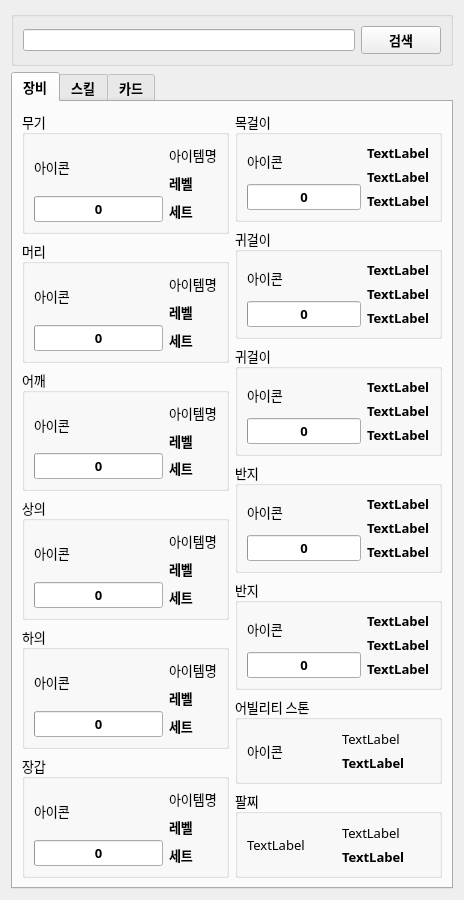
Qt form Profile/profile.ui (Wseop/Qt_LoaTools) before a commit.
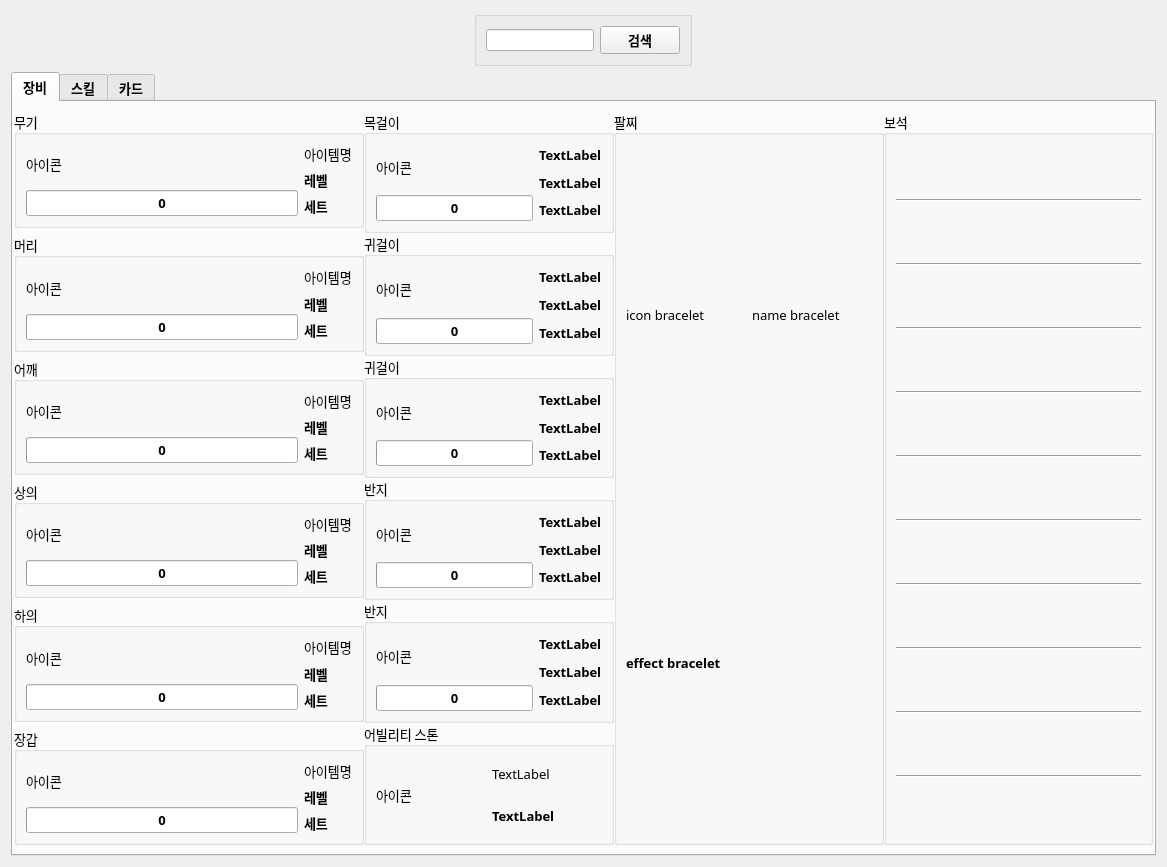
The same form after that commit.

Commit message: Profile 기능 추가 - 보석 정보 parsing

```diff
--- a/Profile/profile.ui
+++ b/Profile/profile.ui
@@ -6,7 +6,7 @@
    <rect>
     <x>0</x>
     <y>0</y>
-    <width>464</width>
+    <width>1167</width>
     <height>760</height>
    </rect>
   </property>
@@ -20,11 +20,14 @@
    <property name="spacing">
     <number>6</number>
    </property>
-   <item>
+   <item alignment="Qt::AlignHCenter|Qt::AlignTop">
     <widget class="QGroupBox" name="groupBoxSearch">
      <property name="title">
       <string/>
      </property>
+     <property name="alignment">
+      <set>Qt::AlignCenter</set>
+     </property>
      <layout class="QHBoxLayout" name="horizontalLayout">
       <property name="bottomMargin">
        <number>9</number>
@@ -69,10 +72,28 @@
        <string>장비</string>
       </attribute>
       <layout class="QHBoxLayout" name="horizontalLayout_2">
+       <property name="spacing">
+        <number>0</number>
+       </property>
+       <property name="leftMargin">
+        <number>1</number>
+       </property>
+       <property name="rightMargin">
+        <number>1</number>
+       </property>
        <item>
         <layout class="QVBoxLayout" name="verticalLayout_2">
+         <property name="spacing">
+          <number>6</number>
+         </property>
          <item>
           <widget class="QGroupBox" name="groupWeapon">
+           <property name="maximumSize">
+            <size>
+             <width>350</width>
+             <height>150</height>
+            </size>
+           </property>
            <property name="font">
             <font>
              <family>나눔스퀘어 네오 Regular</family>
@@ -171,6 +192,12 @@
          </item>
          <item>
           <widget class="QGroupBox" name="groupHead">
+           <property name="maximumSize">
+            <size>
+             <width>350</width>
+             <height>150</height>
+            </size>
+           </property>
            <property name="font">
             <font>
              <family>나눔스퀘어 네오 Regular</family>
@@ -260,6 +287,12 @@
          </item>
          <item>
           <widget class="QGroupBox" name="groupShoulder">
+           <property name="maximumSize">
+            <size>
+             <width>350</width>
+             <height>150</height>
+            </size>
+           </property>
            <property name="font">
             <font>
              <family>나눔스퀘어 네오 Regular</family>
@@ -349,6 +382,12 @@
          </item>
          <item>
           <widget class="QGroupBox" name="groupTop">
+           <property name="maximumSize">
+            <size>
+             <width>350</width>
+             <height>150</height>
+            </size>
+           </property>
            <property name="font">
             <font>
              <family>나눔스퀘어 네오 Regular</family>
@@ -438,6 +477,12 @@
          </item>
          <item>
           <widget class="QGroupBox" name="groupBottom">
+           <property name="maximumSize">
+            <size>
+             <width>350</width>
+             <height>150</height>
+            </size>
+           </property>
            <property name="font">
             <font>
              <family>나눔스퀘어 네오 Regular</family>
@@ -527,6 +572,12 @@
          </item>
          <item>
           <widget class="QGroupBox" name="groupHand">
+           <property name="maximumSize">
+            <size>
+             <width>350</width>
+             <height>150</height>
+            </size>
+           </property>
            <property name="font">
             <font>
              <family>나눔스퀘어 네오 Regular</family>
@@ -620,6 +671,12 @@
         <layout class="QVBoxLayout" name="verticalLayout_3">
          <item>
           <widget class="QGroupBox" name="groupNeck">
+           <property name="maximumSize">
+            <size>
+             <width>250</width>
+             <height>150</height>
+            </size>
+           </property>
            <property name="font">
             <font>
              <family>나눔스퀘어 네오 Regular</family>
@@ -728,6 +785,12 @@
          </item>
          <item>
           <widget class="QGroupBox" name="groupEar1">
+           <property name="maximumSize">
+            <size>
+             <width>250</width>
+             <height>150</height>
+            </size>
+           </property>
            <property name="font">
             <font>
              <family>나눔스퀘어 네오 Regular</family>
@@ -836,6 +899,12 @@
          </item>
          <item>
           <widget class="QGroupBox" name="groupEar2">
+           <property name="maximumSize">
+            <size>
+             <width>250</width>
+             <height>150</height>
+            </size>
+           </property>
            <property name="font">
             <font>
              <family>나눔스퀘어 네오 Regular</family>
@@ -944,6 +1013,12 @@
          </item>
          <item>
           <widget class="QGroupBox" name="groupRing1">
+           <property name="maximumSize">
+            <size>
+             <width>250</width>
+             <height>150</height>
+            </size>
+           </property>
            <property name="font">
             <font>
              <family>나눔스퀘어 네오 Regular</family>
@@ -1052,6 +1127,12 @@
          </item>
          <item>
           <widget class="QGroupBox" name="groupRing2">
+           <property name="maximumSize">
+            <size>
+             <width>250</width>
+             <height>150</height>
+            </size>
+           </property>
            <property name="font">
             <font>
              <family>나눔스퀘어 네오 Regular</family>
@@ -1159,7 +1240,13 @@
           </widget>
          </item>
          <item>
-          <widget class="QGroupBox" name="groupBox_14">
+          <widget class="QGroupBox" name="groupStone">
+           <property name="maximumSize">
+            <size>
+             <width>250</width>
+             <height>150</height>
+            </size>
+           </property>
            <property name="font">
             <font>
              <family>나눔스퀘어 네오 Regular</family>
@@ -1210,8 +1297,12 @@
            </layout>
           </widget>
          </item>
+        </layout>
+       </item>
+       <item>
+        <layout class="QVBoxLayout" name="verticalLayout_32">
          <item>
-          <widget class="QGroupBox" name="groupBox_9">
+          <widget class="QGroupBox" name="groupBracelet">
            <property name="font">
             <font>
              <family>나눔스퀘어 네오 Regular</family>
@@ -1222,27 +1313,27 @@
            <property name="title">
             <string>팔찌</string>
            </property>
-           <layout class="QHBoxLayout" name="horizontalLayout_15">
+           <layout class="QVBoxLayout" name="verticalLayout_33">
             <item>
-             <layout class="QVBoxLayout" name="verticalLayout_28">
+             <layout class="QHBoxLayout" name="horizontalLayout_15">
               <item>
                <widget class="QLabel" name="lbIconBracelet">
                 <property name="text">
-                 <string>TextLabel</string>
+                 <string>icon bracelet</string>
                 </property>
                </widget>
               </item>
-             </layout>
-            </item>
-            <item>
-             <layout class="QVBoxLayout" name="verticalLayout_29">
               <item>
                <widget class="QLabel" name="lbNameBracelet">
                 <property name="text">
-                 <string>TextLabel</string>
+                 <string>name bracelet</string>
                 </property>
                </widget>
               </item>
+             </layout>
+            </item>
+            <item>
+             <layout class="QVBoxLayout" name="verticalLayout_28">
               <item>
                <widget class="QLabel" name="lbEffectBracelet">
                 <property name="font">
@@ -1253,7 +1344,10 @@
                  </font>
                 </property>
                 <property name="text">
-                 <string>TextLabel</string>
+                 <string>effect bracelet</string>
+                </property>
+                <property name="wordWrap">
+                 <bool>true</bool>
                 </property>
                </widget>
               </item>
@@ -1264,6 +1358,835 @@
          </item>
         </layout>
        </item>
+       <item>
+        <widget class="QGroupBox" name="groupJewel">
+         <property name="maximumSize">
+          <size>
+           <width>450</width>
+           <height>900</height>
+          </size>
+         </property>
+         <property name="font">
+          <font>
+           <family>나눔스퀘어 네오 Regular</family>
+           <pointsize>10</pointsize>
+           <bold>false</bold>
+          </font>
+         </property>
+         <property name="title">
+          <string>보석</string>
+         </property>
+         <layout class="QVBoxLayout" name="verticalLayout_31">
+          <item>
+           <layout class="QHBoxLayout" name="horizontalLayout_27">
+            <item>
+             <layout class="QVBoxLayout" name="verticalLayout_58">
+              <item>
+               <widget class="QLabel" name="lbIconGem0">
+                <property name="text">
+                 <string/>
+                </property>
+                <property name="alignment">
+                 <set>Qt::AlignCenter</set>
+                </property>
+               </widget>
+              </item>
+              <item>
+               <widget class="QLabel" name="lbLevelGem0">
+                <property name="font">
+                 <font>
+                  <family>나눔스퀘어 네오 Bold</family>
+                  <pointsize>10</pointsize>
+                  <bold>true</bold>
+                 </font>
+                </property>
+                <property name="text">
+                 <string/>
+                </property>
+                <property name="alignment">
+                 <set>Qt::AlignCenter</set>
+                </property>
+               </widget>
+              </item>
+             </layout>
+            </item>
+            <item>
+             <layout class="QVBoxLayout" name="verticalLayout_57">
+              <item>
+               <widget class="QLabel" name="lbNameGem0">
+                <property name="font">
+                 <font>
+                  <family>나눔스퀘어 네오 Bold</family>
+                  <pointsize>10</pointsize>
+                  <bold>true</bold>
+                 </font>
+                </property>
+                <property name="text">
+                 <string/>
+                </property>
+               </widget>
+              </item>
+              <item>
+               <widget class="QLabel" name="lbAttrGem0">
+                <property name="font">
+                 <font>
+                  <family>나눔스퀘어 네오 Bold</family>
+                  <pointsize>10</pointsize>
+                  <bold>true</bold>
+                 </font>
+                </property>
+                <property name="text">
+                 <string/>
+                </property>
+               </widget>
+              </item>
+             </layout>
+            </item>
+           </layout>
+          </item>
+          <item>
+           <widget class="Line" name="line">
+            <property name="orientation">
+             <enum>Qt::Horizontal</enum>
+            </property>
+           </widget>
+          </item>
+          <item>
+           <layout class="QHBoxLayout" name="horizontalLayout_18">
+            <item>
+             <layout class="QVBoxLayout" name="verticalLayout_36">
+              <item>
+               <widget class="QLabel" name="lbIconGem1">
+                <property name="text">
+                 <string/>
+                </property>
+                <property name="alignment">
+                 <set>Qt::AlignCenter</set>
+                </property>
+               </widget>
+              </item>
+              <item>
+               <widget class="QLabel" name="lbLevelGem1">
+                <property name="font">
+                 <font>
+                  <family>나눔스퀘어 네오 Bold</family>
+                  <pointsize>10</pointsize>
+                  <bold>true</bold>
+                 </font>
+                </property>
+                <property name="text">
+                 <string/>
+                </property>
+                <property name="alignment">
+                 <set>Qt::AlignCenter</set>
+                </property>
+               </widget>
+              </item>
+             </layout>
+            </item>
+            <item>
+             <layout class="QVBoxLayout" name="verticalLayout_37">
+              <item>
+               <widget class="QLabel" name="lbNameGem1">
+                <property name="font">
+                 <font>
+                  <family>나눔스퀘어 네오 Bold</family>
+                  <pointsize>10</pointsize>
+                  <bold>true</bold>
+                 </font>
+                </property>
+                <property name="text">
+                 <string/>
+                </property>
+               </widget>
+              </item>
+              <item>
+               <widget class="QLabel" name="lbAttrGem1">
+                <property name="font">
+                 <font>
+                  <family>나눔스퀘어 네오 Bold</family>
+                  <pointsize>10</pointsize>
+                  <bold>true</bold>
+                 </font>
+                </property>
+                <property name="text">
+                 <string/>
+                </property>
+               </widget>
+              </item>
+             </layout>
+            </item>
+           </layout>
+          </item>
+          <item>
+           <widget class="Line" name="line_2">
+            <property name="orientation">
+             <enum>Qt::Horizontal</enum>
+            </property>
+           </widget>
+          </item>
+          <item>
+           <layout class="QHBoxLayout" name="horizontalLayout_26">
+            <item>
+             <layout class="QVBoxLayout" name="verticalLayout_41">
+              <item>
+               <widget class="QLabel" name="lbIconGem2">
+                <property name="text">
+                 <string/>
+                </property>
+                <property name="alignment">
+                 <set>Qt::AlignCenter</set>
+                </property>
+               </widget>
+              </item>
+              <item>
+               <widget class="QLabel" name="lbLevelGem2">
+                <property name="font">
+                 <font>
+                  <family>나눔스퀘어 네오 Bold</family>
+                  <pointsize>10</pointsize>
+                  <bold>true</bold>
+                 </font>
+                </property>
+                <property name="text">
+                 <string/>
+                </property>
+                <property name="alignment">
+                 <set>Qt::AlignCenter</set>
+                </property>
+               </widget>
+              </item>
+             </layout>
+            </item>
+            <item>
+             <layout class="QVBoxLayout" name="verticalLayout_40">
+              <item>
+               <widget class="QLabel" name="lbNameGem2">
+                <property name="font">
+                 <font>
+                  <family>나눔스퀘어 네오 Bold</family>
+                  <pointsize>10</pointsize>
+                  <bold>true</bold>
+                 </font>
+                </property>
+                <property name="text">
+                 <string/>
+                </property>
+               </widget>
+              </item>
+              <item>
+               <widget class="QLabel" name="lbAttrGem2">
+                <property name="font">
+                 <font>
+                  <family>나눔스퀘어 네오 Bold</family>
+                  <pointsize>10</pointsize>
+                  <bold>true</bold>
+                 </font>
+                </property>
+                <property name="text">
+                 <string/>
+                </property>
+               </widget>
+              </item>
+             </layout>
+            </item>
+           </layout>
+          </item>
+          <item>
+           <widget class="Line" name="line_3">
+            <property name="orientation">
+             <enum>Qt::Horizontal</enum>
+            </property>
+           </widget>
+          </item>
+          <item>
+           <layout class="QHBoxLayout" name="horizontalLayout_22">
+            <item>
+             <layout class="QVBoxLayout" name="verticalLayout_43">
+              <item>
+               <widget class="QLabel" name="lbIconGem3">
+                <property name="text">
+                 <string/>
+                </property>
+                <property name="alignment">
+                 <set>Qt::AlignCenter</set>
+                </property>
+               </widget>
+              </item>
+              <item>
+               <widget class="QLabel" name="lbLevelGem3">
+                <property name="font">
+                 <font>
+                  <family>나눔스퀘어 네오 Bold</family>
+                  <pointsize>10</pointsize>
+                  <bold>true</bold>
+                 </font>
+                </property>
+                <property name="text">
+                 <string/>
+                </property>
+                <property name="alignment">
+                 <set>Qt::AlignCenter</set>
+                </property>
+               </widget>
+              </item>
+             </layout>
+            </item>
+            <item>
+             <layout class="QVBoxLayout" name="verticalLayout_42">
+              <item>
+               <widget class="QLabel" name="lbNameGem3">
+                <property name="font">
+                 <font>
+                  <family>나눔스퀘어 네오 Bold</family>
+                  <pointsize>10</pointsize>
+                  <bold>true</bold>
+                 </font>
+                </property>
+                <property name="text">
+                 <string/>
+                </property>
+               </widget>
+              </item>
+              <item>
+               <widget class="QLabel" name="lbAttrGem3">
+                <property name="font">
+                 <font>
+                  <family>나눔스퀘어 네오 Bold</family>
+                  <pointsize>10</pointsize>
+                  <bold>true</bold>
+                 </font>
+                </property>
+                <property name="text">
+                 <string/>
+                </property>
+               </widget>
+              </item>
+             </layout>
+            </item>
+           </layout>
+          </item>
+          <item>
+           <widget class="Line" name="line_4">
+            <property name="orientation">
+             <enum>Qt::Horizontal</enum>
+            </property>
+           </widget>
+          </item>
+          <item>
+           <layout class="QHBoxLayout" name="horizontalLayout_25">
+            <item>
+             <layout class="QVBoxLayout" name="verticalLayout_56">
+              <item>
+               <widget class="QLabel" name="lbIconGem4">
+                <property name="text">
+                 <string/>
+                </property>
+                <property name="alignment">
+                 <set>Qt::AlignCenter</set>
+                </property>
+               </widget>
+              </item>
+              <item>
+               <widget class="QLabel" name="lbLevelGem4">
+                <property name="font">
+                 <font>
+                  <family>나눔스퀘어 네오 Bold</family>
+                  <pointsize>10</pointsize>
+                  <bold>true</bold>
+                 </font>
+                </property>
+                <property name="text">
+                 <string/>
+                </property>
+                <property name="alignment">
+                 <set>Qt::AlignCenter</set>
+                </property>
+               </widget>
+              </item>
+             </layout>
+            </item>
+            <item>
+             <layout class="QVBoxLayout" name="verticalLayout_55">
+              <item>
+               <widget class="QLabel" name="lbNameGem4">
+                <property name="font">
+                 <font>
+                  <family>나눔스퀘어 네오 Bold</family>
+                  <pointsize>10</pointsize>
+                  <bold>true</bold>
+                 </font>
+                </property>
+                <property name="text">
+                 <string/>
+                </property>
+               </widget>
+              </item>
+              <item>
+               <widget class="QLabel" name="lbAttrGem4">
+                <property name="font">
+                 <font>
+                  <family>나눔스퀘어 네오 Bold</family>
+                  <pointsize>10</pointsize>
+                  <bold>true</bold>
+                 </font>
+                </property>
+                <property name="text">
+                 <string/>
+                </property>
+               </widget>
+              </item>
+             </layout>
+            </item>
+           </layout>
+          </item>
+          <item>
+           <widget class="Line" name="line_5">
+            <property name="orientation">
+             <enum>Qt::Horizontal</enum>
+            </property>
+           </widget>
+          </item>
+          <item>
+           <layout class="QHBoxLayout" name="horizontalLayout_24">
+            <item>
+             <layout class="QVBoxLayout" name="verticalLayout_54">
+              <item>
+               <widget class="QLabel" name="lbIconGem5">
+                <property name="text">
+                 <string/>
+                </property>
+                <property name="alignment">
+                 <set>Qt::AlignCenter</set>
+                </property>
+               </widget>
+              </item>
+              <item>
+               <widget class="QLabel" name="lbLevelGem5">
+                <property name="font">
+                 <font>
+                  <family>나눔스퀘어 네오 Bold</family>
+                  <pointsize>10</pointsize>
+                  <bold>true</bold>
+                 </font>
+                </property>
+                <property name="text">
+                 <string/>
+                </property>
+                <property name="alignment">
+                 <set>Qt::AlignCenter</set>
+                </property>
+               </widget>
+              </item>
+             </layout>
+            </item>
+            <item>
+             <layout class="QVBoxLayout" name="verticalLayout_53">
+              <item>
+               <widget class="QLabel" name="lbNameGem5">
+                <property name="font">
+                 <font>
+                  <family>나눔스퀘어 네오 Bold</family>
+                  <pointsize>10</pointsize>
+                  <bold>true</bold>
+                 </font>
+                </property>
+                <property name="text">
+                 <string/>
+                </property>
+               </widget>
+              </item>
+              <item>
+               <widget class="QLabel" name="lbAttrGem5">
+                <property name="font">
+                 <font>
+                  <family>나눔스퀘어 네오 Bold</family>
+                  <pointsize>10</pointsize>
+                  <bold>true</bold>
+                 </font>
+                </property>
+                <property name="text">
+                 <string/>
+                </property>
+               </widget>
+              </item>
+             </layout>
+            </item>
+           </layout>
+          </item>
+          <item>
+           <widget class="Line" name="line_6">
+            <property name="orientation">
+             <enum>Qt::Horizontal</enum>
+            </property>
+           </widget>
+          </item>
+          <item>
+           <layout class="QHBoxLayout" name="horizontalLayout_23">
+            <item>
+             <layout class="QVBoxLayout" name="verticalLayout_52">
+              <item>
+               <widget class="QLabel" name="lbIconGem6">
+                <property name="text">
+                 <string/>
+                </property>
+                <property name="alignment">
+                 <set>Qt::AlignCenter</set>
+                </property>
+               </widget>
+              </item>
+              <item>
+               <widget class="QLabel" name="lbLevelGem6">
+                <property name="font">
+                 <font>
+                  <family>나눔스퀘어 네오 Bold</family>
+                  <pointsize>10</pointsize>
+                  <bold>true</bold>
+                 </font>
+                </property>
+                <property name="text">
+                 <string/>
+                </property>
+                <property name="alignment">
+                 <set>Qt::AlignCenter</set>
+                </property>
+               </widget>
+              </item>
+             </layout>
+            </item>
+            <item>
+             <layout class="QVBoxLayout" name="verticalLayout_51">
+              <item>
+               <widget class="QLabel" name="lbNameGem6">
+                <property name="font">
+                 <font>
+                  <family>나눔스퀘어 네오 Bold</family>
+                  <pointsize>10</pointsize>
+                  <bold>true</bold>
+                 </font>
+                </property>
+                <property name="text">
+                 <string/>
+                </property>
+               </widget>
+              </item>
+              <item>
+               <widget class="QLabel" name="lbAttrGem6">
+                <property name="font">
+                 <font>
+                  <family>나눔스퀘어 네오 Bold</family>
+                  <pointsize>10</pointsize>
+                  <bold>true</bold>
+                 </font>
+                </property>
+                <property name="text">
+                 <string/>
+                </property>
+               </widget>
+              </item>
+             </layout>
+            </item>
+           </layout>
+          </item>
+          <item>
+           <widget class="Line" name="line_7">
+            <property name="orientation">
+             <enum>Qt::Horizontal</enum>
+            </property>
+           </widget>
+          </item>
+          <item>
+           <layout class="QHBoxLayout" name="horizontalLayout_21">
+            <item>
+             <layout class="QVBoxLayout" name="verticalLayout_50">
+              <item>
+               <widget class="QLabel" name="lbIconGem7">
+                <property name="text">
+                 <string/>
+                </property>
+                <property name="alignment">
+                 <set>Qt::AlignCenter</set>
+                </property>
+               </widget>
+              </item>
+              <item>
+               <widget class="QLabel" name="lbLevelGem7">
+                <property name="font">
+                 <font>
+                  <family>나눔스퀘어 네오 Bold</family>
+                  <pointsize>10</pointsize>
+                  <bold>true</bold>
+                 </font>
+                </property>
+                <property name="text">
+                 <string/>
+                </property>
+                <property name="alignment">
+                 <set>Qt::AlignCenter</set>
+                </property>
+               </widget>
+              </item>
+             </layout>
+            </item>
+            <item>
+             <layout class="QVBoxLayout" name="verticalLayout_49">
+              <item>
+               <widget class="QLabel" name="lbNameGem7">
+                <property name="font">
+                 <font>
+                  <family>나눔스퀘어 네오 Bold</family>
+                  <pointsize>10</pointsize>
+                  <bold>true</bold>
+                 </font>
+                </property>
+                <property name="text">
+                 <string/>
+                </property>
+               </widget>
+              </item>
+              <item>
+               <widget class="QLabel" name="lbAttrGem7">
+                <property name="font">
+                 <font>
+                  <family>나눔스퀘어 네오 Bold</family>
+                  <pointsize>10</pointsize>
+                  <bold>true</bold>
+                 </font>
+                </property>
+                <property name="text">
+                 <string/>
+                </property>
+               </widget>
+              </item>
+             </layout>
+            </item>
+           </layout>
+          </item>
+          <item>
+           <widget class="Line" name="line_8">
+            <property name="orientation">
+             <enum>Qt::Horizontal</enum>
+            </property>
+           </widget>
+          </item>
+          <item>
+           <layout class="QHBoxLayout" name="horizontalLayout_20">
+            <item>
+             <layout class="QVBoxLayout" name="verticalLayout_48">
+              <item>
+               <widget class="QLabel" name="lbIconGem8">
+                <property name="text">
+                 <string/>
+                </property>
+                <property name="alignment">
+                 <set>Qt::AlignCenter</set>
+                </property>
+               </widget>
+              </item>
+              <item>
+               <widget class="QLabel" name="lbLevelGem8">
+                <property name="font">
+                 <font>
+                  <family>나눔스퀘어 네오 Bold</family>
+                  <pointsize>10</pointsize>
+                  <bold>true</bold>
+                 </font>
+                </property>
+                <property name="text">
+                 <string/>
+                </property>
+                <property name="alignment">
+                 <set>Qt::AlignCenter</set>
+                </property>
+               </widget>
+              </item>
+             </layout>
+            </item>
+            <item>
+             <layout class="QVBoxLayout" name="verticalLayout_47">
+              <item>
+               <widget class="QLabel" name="lbNameGem8">
+                <property name="font">
+                 <font>
+                  <family>나눔스퀘어 네오 Bold</family>
+                  <pointsize>10</pointsize>
+                  <bold>true</bold>
+                 </font>
+                </property>
+                <property name="text">
+                 <string/>
+                </property>
+               </widget>
+              </item>
+              <item>
+               <widget class="QLabel" name="lbAttrGem8">
+                <property name="font">
+                 <font>
+                  <family>나눔스퀘어 네오 Bold</family>
+                  <pointsize>10</pointsize>
+                  <bold>true</bold>
+                 </font>
+                </property>
+                <property name="text">
+                 <string/>
+                </property>
+               </widget>
+              </item>
+             </layout>
+            </item>
+           </layout>
+          </item>
+          <item>
+           <widget class="Line" name="line_9">
+            <property name="orientation">
+             <enum>Qt::Horizontal</enum>
+            </property>
+           </widget>
+          </item>
+          <item>
+           <layout class="QHBoxLayout" name="horizontalLayout_19">
+            <item>
+             <layout class="QVBoxLayout" name="verticalLayout_46">
+              <item>
+               <widget class="QLabel" name="lbIconGem9">
+                <property name="text">
+                 <string/>
+                </property>
+                <property name="alignment">
+                 <set>Qt::AlignCenter</set>
+                </property>
+               </widget>
+              </item>
+              <item>
+               <widget class="QLabel" name="lbLevelGem9">
+                <property name="font">
+                 <font>
+                  <family>나눔스퀘어 네오 Bold</family>
+                  <pointsize>10</pointsize>
+                  <bold>true</bold>
+                 </font>
+                </property>
+                <property name="text">
+                 <string/>
+                </property>
+                <property name="alignment">
+                 <set>Qt::AlignCenter</set>
+                </property>
+               </widget>
+              </item>
+             </layout>
+            </item>
+            <item>
+             <layout class="QVBoxLayout" name="verticalLayout_45">
+              <item>
+               <widget class="QLabel" name="lbNameGem9">
+                <property name="font">
+                 <font>
+                  <family>나눔스퀘어 네오 Bold</family>
+                  <pointsize>10</pointsize>
+                  <bold>true</bold>
+                 </font>
+                </property>
+                <property name="text">
+                 <string/>
+                </property>
+               </widget>
+              </item>
+              <item>
+               <widget class="QLabel" name="lbAttrGem9">
+                <property name="font">
+                 <font>
+                  <family>나눔스퀘어 네오 Bold</family>
+                  <pointsize>10</pointsize>
+                  <bold>true</bold>
+                 </font>
+                </property>
+                <property name="text">
+                 <string/>
+                </property>
+               </widget>
+              </item>
+             </layout>
+            </item>
+           </layout>
+          </item>
+          <item>
+           <widget class="Line" name="line_10">
+            <property name="orientation">
+             <enum>Qt::Horizontal</enum>
+            </property>
+           </widget>
+          </item>
+          <item>
+           <layout class="QHBoxLayout" name="horizontalLayout_17">
+            <item>
+             <layout class="QVBoxLayout" name="verticalLayout_44">
+              <item>
+               <widget class="QLabel" name="lbIconGem10">
+                <property name="text">
+                 <string/>
+                </property>
+                <property name="alignment">
+                 <set>Qt::AlignCenter</set>
+                </property>
+               </widget>
+              </item>
+              <item>
+               <widget class="QLabel" name="lbLevelGem10">
+                <property name="font">
+                 <font>
+                  <family>나눔스퀘어 네오 Bold</family>
+                  <pointsize>10</pointsize>
+                  <bold>true</bold>
+                 </font>
+                </property>
+                <property name="text">
+                 <string/>
+                </property>
+                <property name="alignment">
+                 <set>Qt::AlignCenter</set>
+                </property>
+               </widget>
+              </item>
+             </layout>
+            </item>
+            <item>
+             <layout class="QVBoxLayout" name="verticalLayout_30">
+              <item>
+               <widget class="QLabel" name="lbNameGem10">
+                <property name="font">
+                 <font>
+                  <family>나눔스퀘어 네오 Bold</family>
+                  <pointsize>10</pointsize>
+                  <bold>true</bold>
+                 </font>
+                </property>
+                <property name="text">
+                 <string/>
+                </property>
+               </widget>
+              </item>
+              <item>
+               <widget class="QLabel" name="lbAttrGem10">
+                <property name="font">
+                 <font>
+                  <family>나눔스퀘어 네오 Bold</family>
+                  <pointsize>10</pointsize>
+                  <bold>true</bold>
+                 </font>
+                </property>
+                <property name="text">
+                 <string/>
+                </property>
+               </widget>
+              </item>
+             </layout>
+            </item>
+           </layout>
+          </item>
+         </layout>
+        </widget>
+       </item>
       </layout>
      </widget>
      <widget class="QWidget" name="tabSkill">
```
The commit also changes 3 other files.
